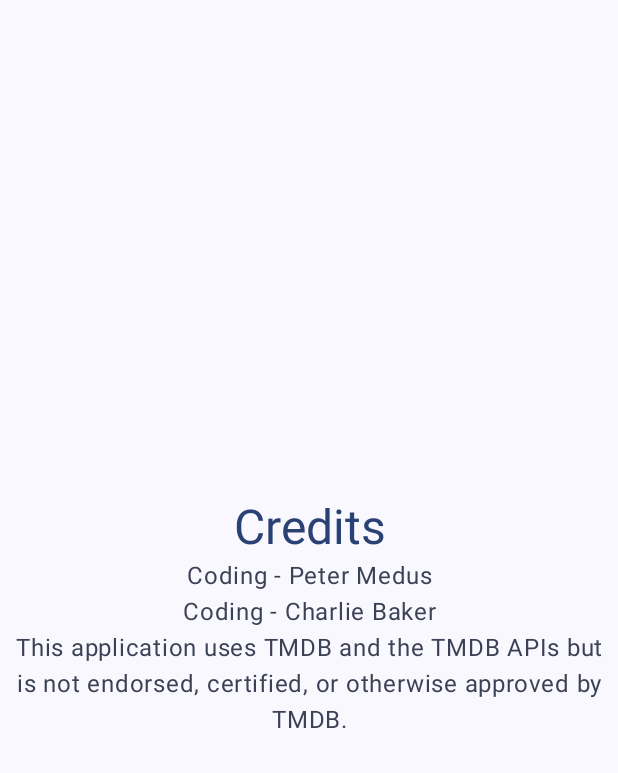
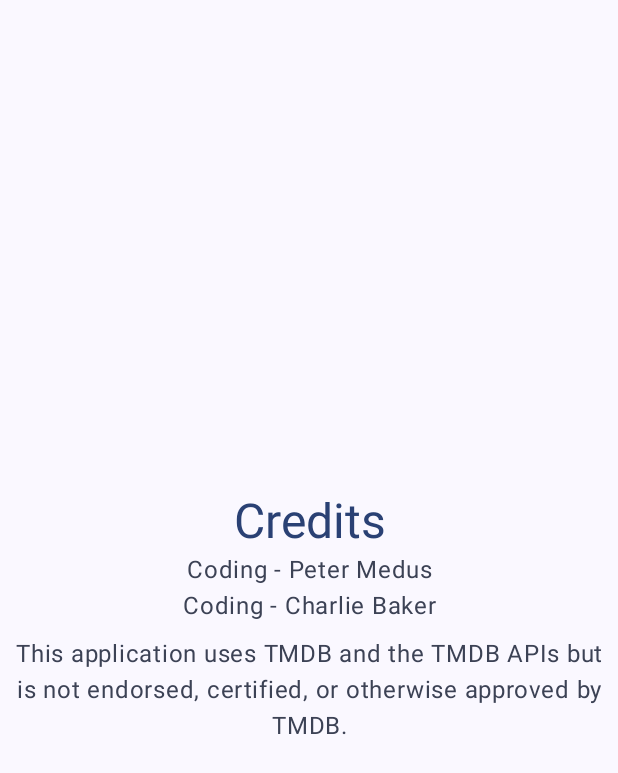
Before and after one commit to Facel3ss1/hacknotts24, an Android app built with Jetpack Compose: the screen it shows after launch (MainActivity), after a tap on "Credits", on a phone screen of 412 x 824 dp. Shown: the top 773 px of the screen. Run offline under Robolectric (Android 15) with nearby library versions, the phone set to English and light mode, and no system bars.

Commit message:
Added better spacing in title

```diff
--- a/client/app/src/main/java/com/example/movieapp/MainActivity.kt
+++ b/client/app/src/main/java/com/example/movieapp/MainActivity.kt
@@ -18,12 +18,17 @@ import com.example.movieapp.ui.theme.MovieAppTheme
 import android.content.res.Configuration
 import androidx.compose.foundation.layout.Box
 import androidx.compose.foundation.layout.PaddingValues
+import androidx.compose.foundation.layout.Spacer
 import androidx.compose.foundation.layout.fillMaxWidth
+import androidx.compose.foundation.layout.height
+import androidx.compose.foundation.layout.width
 import androidx.compose.material3.Button
 import androidx.compose.material3.ExperimentalMaterial3Api
 import androidx.compose.material3.TextField
 import androidx.compose.runtime.remember
 import androidx.compose.ui.Alignment
+import androidx.compose.ui.text.font.FontWeight
+import androidx.compose.ui.text.font.FontWeight.Companion.Bold
 import androidx.compose.ui.text.style.TextAlign
 import androidx.navigation.NavHostController
 import androidx.navigation.compose.NavHost
@@ -44,7 +49,7 @@ class MainActivity : ComponentActivity() {
     }
 }
 
-data class Message(val heading: String, val body: String)
+data class Message(val heading: String)
 
 
 @Composable
@@ -55,7 +60,7 @@ fun MyAppNavHost(modifier: Modifier = Modifier,
         NavHost(modifier = modifier, navController = navController, startDestination = "menu") {
             composable("menu") {
                 Menu(
-                    Message("Movie Finding Game", "Jetpack Compose"),
+                    Message("Movie Finding Game"),
                     onNavigateToSearchMovies = { navController.navigate("searchmovies") },
                     onNavigateToRandomMovies = { navController.navigate("randommovies") },
                     onNavigateToSettings = { navController.navigate("settings") },
@@ -134,6 +139,7 @@ fun Credits() {
                 color = MaterialTheme.colorScheme.secondary,
                 text = "Coding - Charlie Baker"
             )
+            Spacer(modifier = Modifier.height(8.dp))
             Text(
                 modifier = Modifier.fillMaxWidth().padding(horizontal = 10.dp),
                 textAlign = TextAlign.Center,
@@ -172,19 +178,14 @@ fun Menu(
 //        )
             Column {
                 Text(
+                    fontWeight = Bold,
                     textAlign = TextAlign.Center,
                     modifier = Modifier.fillMaxWidth(),
                     style = MaterialTheme.typography.headlineLarge,
                     color = MaterialTheme.colorScheme.primary,
                     text = msg.heading,
                 )
-                Text(
-                    textAlign = TextAlign.Center,
-                    modifier = Modifier.fillMaxWidth(),
-                    style = MaterialTheme.typography.bodyMedium,
-                    color = MaterialTheme.colorScheme.secondary,
-                    text = msg.body,
-                )
+                Spacer(modifier = Modifier.height(32.dp))
                 Column() {
                     Button(onClick = onNavigateToSearchMovies, modifier = Modifier.fillMaxWidth()) {
                         Text(text = "Play with specific movies")
@@ -218,7 +219,7 @@ fun PreviewMessageCard() {
     MovieAppTheme {
         Column {
             Menu(
-                msg = Message("Lexi", "Hey, take a look at Jetpack Compose, it's great!"),
+                msg = Message("Lexi"),
                 onNavigateToSearchMovies = {},
                 onNavigateToRandomMovies = {},
                 onNavigateToCredits = {},
```
